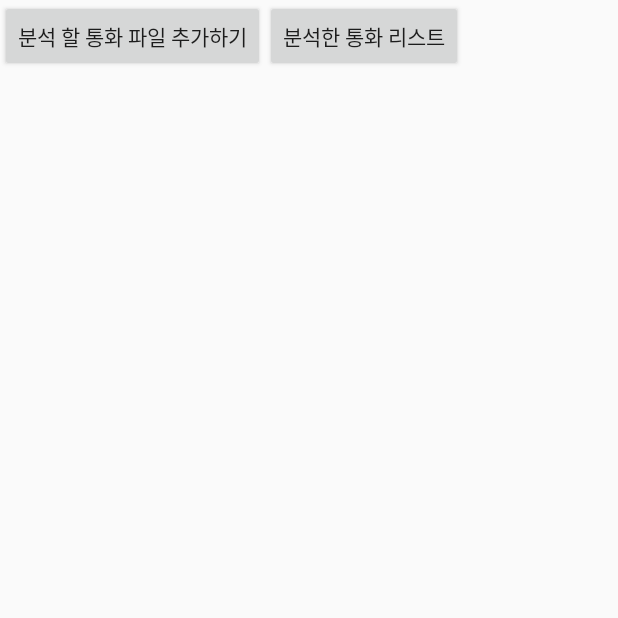
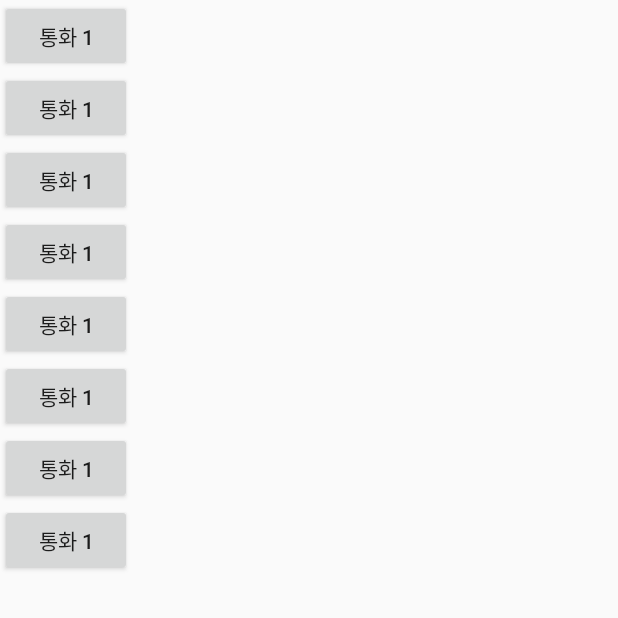
Before and after one commit to 0505eok/GreenWood, an Android app: the CallActivity screen opened directly, with no data from a screen before it, on a phone screen of 412 x 824 dp, the top half of it. Run offline under Robolectric (Android 15) with nearby library versions, the phone set to English and light mode, and no system bars; libraries missing offline, so code that uses them is left out: com.google.api.gax, com.google.auth.oauth2, com.google.cloud.speech.

Commit message:
stt 적용 stt 적용

```diff
--- a/app/src/main/AndroidManifest.xml
+++ b/app/src/main/AndroidManifest.xml
@@ -1,6 +1,8 @@
 <?xml version="1.0" encoding="utf-8"?>
 <manifest xmlns:android="http://schemas.android.com/apk/res/android"
     package="com.example.greenwoodapp">
+
+    <uses-permission android:name="android.permission.INTERNET"/>
 
     <application
         android:allowBackup="true"
--- a/app/src/main/java/com/example/greenwoodapp/navigate_main.java
+++ b/app/src/main/java/com/example/greenwoodapp/navigate_main.java
@@ -26,7 +26,7 @@ public class navigate_main extends AppCompatActivity {
         setContentView(R.layout.activity_navigate_main);
 
         bottomNavigationView = findViewById(R.id.bottom_navigation);
-        getSupportFragmentManager().beginTransaction().replace(R.id.container, homeFragment).commit();
+        getSupportFragmentManager().beginTransaction().replace(R.id.container, calendarFragment).commit();
 
         bottomNavigationView.setOnItemSelectedListener(new NavigationBarView.OnItemSelectedListener() {
             @Override
--- a/app/src/main/res/layout/call_main.xml
+++ b/app/src/main/res/layout/call_main.xml
@@ -3,17 +3,41 @@
     xmlns:tools="http://schemas.android.com/tools"
     xmlns:android="http://schemas.android.com/apk/res/android"
     android:layout_width="match_parent"
-    android:layout_height="match_parent">
+    android:layout_height="match_parent"
+    android:orientation="vertical">
 
    <Button
-        android:id="@+id/addFileBtn"
+        android:id="@+id/call1"
         android:layout_width="wrap_content"
         android:layout_height="wrap_content"
-        android:text="분석 할 통화 파일 추가하기" />
-
+        android:text="통화 1"
+       />
     <Button
-        android:id="@+id/getListBtn"
         android:layout_width="wrap_content"
         android:layout_height="wrap_content"
-        android:text="분석한 통화 리스트" />
+        android:text="통화 1" />
+    <Button
+        android:layout_width="wrap_content"
+        android:layout_height="wrap_content"
+        android:text="통화 1" />
+    <Button
+        android:layout_width="wrap_content"
+        android:layout_height="wrap_content"
+        android:text="통화 1" />
+    <Button
+        android:layout_width="wrap_content"
+        android:layout_height="wrap_content"
+        android:text="통화 1" />
+    <Button
+        android:layout_width="wrap_content"
+        android:layout_height="wrap_content"
+        android:text="통화 1" />
+    <Button
+        android:layout_width="wrap_content"
+        android:layout_height="wrap_content"
+        android:text="통화 1" />
+    <Button
+        android:layout_width="wrap_content"
+        android:layout_height="wrap_content"
+        android:text="통화 1" />
 </LinearLayout>
--- a/app/src/main/res/menu/bottom_nav_menu.xml
+++ b/app/src/main/res/menu/bottom_nav_menu.xml
@@ -1,11 +1,11 @@
 <?xml version="1.0" encoding="utf-8"?>
 <menu xmlns:android="http://schemas.android.com/apk/res/android">
+    <item android:id="@+id/calendar"
+        android:title="Calendar"
+        android:icon="@drawable/ic_baseline_calendar_today_24"/>
     <item android:id="@+id/home"
         android:title="Home"
         android:icon="@drawable/ic_baseline_home_24"/>
-    <item android:id="@+id/calendar"
-        android:title="Calendar"
-        android:icon="@drawable/ic_baseline_calendar_today_24"/>
     <item android:id="@+id/settings"
         android:title="Settings"
         android:icon="@drawable/ic_baseline_settings_24"/>
```
Also changed, not shown: app/build.gradle (+29 -0 lines), app/src/main/java/com/example/greenwoodapp/Call/CallActivity.java (+17 -0 lines), app/src/main/java/com/example/greenwoodapp/HomeFragment.java (+65 -1 lines), 1 other file.
